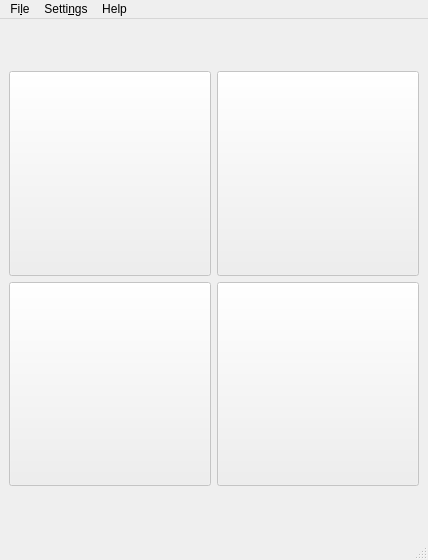
First picture: the form in ui/mainwindow.ui, repository tdauth/gustavsfairyland, before the edit.
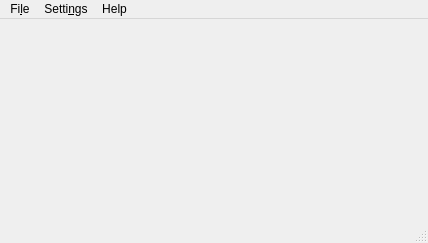
Second picture: the form after the edit.

```diff
--- a/ui/mainwindow.ui
+++ b/ui/mainwindow.ui
@@ -7,7 +7,7 @@
     <x>0</x>
     <y>0</y>
     <width>428</width>
-    <height>560</height>
+    <height>243</height>
    </rect>
   </property>
   <property name="windowTitle">
@@ -15,11 +15,17 @@
   </property>
   <widget class="QWidget" name="centralwidget">
    <layout class="QGridLayout" name="gridLayout_4">
-    <item row="0" column="0" rowspan="5">
+    <item row="2" column="0" rowspan="5">
      <layout class="QVBoxLayout" name="verticalLayout">
       <item>
-       <layout class="QHBoxLayout" name="horizontalLayout_2">
+       <layout class="QHBoxLayout" name="horizontalLayout_2"/>
+      </item>
         <item>
+       <layout class="QGridLayout" name="centralLayout"/>
+      </item>
+     </layout>
+    </item>
+    <item row="0" column="0">
          <widget class="QLabel" name="timeLabel">
           <property name="font">
            <font>
@@ -34,136 +40,14 @@
           </property>
          </widget>
         </item>
-       </layout>
-      </item>
-      <item>
-       <layout class="QGridLayout" name="gridLayout_3">
         <item row="1" column="0">
-         <widget class="QPushButton" name="card0PushButton">
-          <property name="enabled">
-           <bool>false</bool>
-          </property>
-          <property name="sizePolicy">
-           <sizepolicy hsizetype="Expanding" vsizetype="Expanding">
-            <horstretch>0</horstretch>
-            <verstretch>0</verstretch>
-           </sizepolicy>
-          </property>
-          <property name="minimumSize">
-           <size>
-            <width>200</width>
-            <height>200</height>
-           </size>
-          </property>
-          <property name="text">
-           <string/>
-          </property>
-          <property name="iconSize">
-           <size>
-            <width>256</width>
-            <height>256</height>
-           </size>
-          </property>
-          <property name="shortcut">
-           <string>1</string>
-          </property>
-         </widget>
-        </item>
-        <item row="2" column="1">
-         <widget class="QPushButton" name="card3PushButton">
-          <property name="enabled">
-           <bool>false</bool>
-          </property>
-          <property name="sizePolicy">
-           <sizepolicy hsizetype="Expanding" vsizetype="Expanding">
-            <horstretch>0</horstretch>
-            <verstretch>0</verstretch>
-           </sizepolicy>
-          </property>
-          <property name="minimumSize">
-           <size>
-            <width>200</width>
-            <height>200</height>
-           </size>
-          </property>
-          <property name="text">
-           <string/>
-          </property>
-          <property name="iconSize">
-           <size>
-            <width>256</width>
-            <height>256</height>
-           </size>
-          </property>
-          <property name="shortcut">
-           <string>4</string>
-          </property>
-         </widget>
-        </item>
-        <item row="2" column="0">
-         <widget class="QPushButton" name="card2PushButton">
-          <property name="enabled">
-           <bool>false</bool>
-          </property>
-          <property name="sizePolicy">
-           <sizepolicy hsizetype="Expanding" vsizetype="Expanding">
-            <horstretch>0</horstretch>
-            <verstretch>0</verstretch>
-           </sizepolicy>
-          </property>
-          <property name="minimumSize">
-           <size>
-            <width>200</width>
-            <height>200</height>
-           </size>
-          </property>
-          <property name="text">
-           <string/>
-          </property>
-          <property name="iconSize">
-           <size>
-            <width>256</width>
-            <height>256</height>
-           </size>
-          </property>
-          <property name="shortcut">
-           <string>3</string>
-          </property>
-         </widget>
-        </item>
-        <item row="1" column="1">
-         <widget class="QPushButton" name="card1PushButton">
-          <property name="enabled">
-           <bool>false</bool>
-          </property>
-          <property name="sizePolicy">
-           <sizepolicy hsizetype="Expanding" vsizetype="Expanding">
-            <horstretch>0</horstretch>
-            <verstretch>0</verstretch>
-           </sizepolicy>
-          </property>
-          <property name="minimumSize">
-           <size>
-            <width>200</width>
-            <height>200</height>
-           </size>
-          </property>
-          <property name="text">
-           <string/>
-          </property>
-          <property name="iconSize">
-           <size>
-            <width>256</width>
-            <height>256</height>
-           </size>
-          </property>
-          <property name="shortcut">
-           <string>2</string>
-          </property>
-         </widget>
-        </item>
-        <item row="3" column="0" colspan="2">
          <widget class="QLabel" name="descriptionLabel">
+      <property name="sizePolicy">
+       <sizepolicy hsizetype="Preferred" vsizetype="Fixed">
+        <horstretch>0</horstretch>
+        <verstretch>0</verstretch>
+       </sizepolicy>
+      </property>
           <property name="font">
            <font>
             <pointsize>24</pointsize>
@@ -176,10 +60,6 @@
            <set>Qt::AlignCenter</set>
           </property>
          </widget>
-        </item>
-       </layout>
-      </item>
-     </layout>
     </item>
    </layout>
   </widget>
```
Left out of the diff: 8 changed lines with no effect on the pictures. Lines whose indentation alone changed are shown as unchanged.
